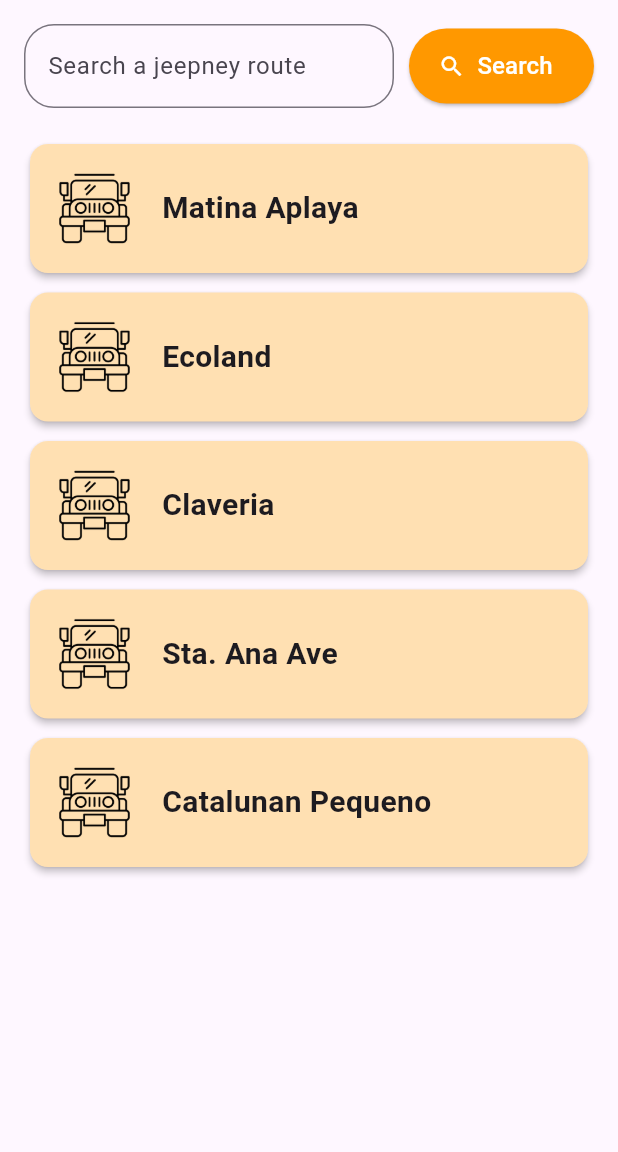
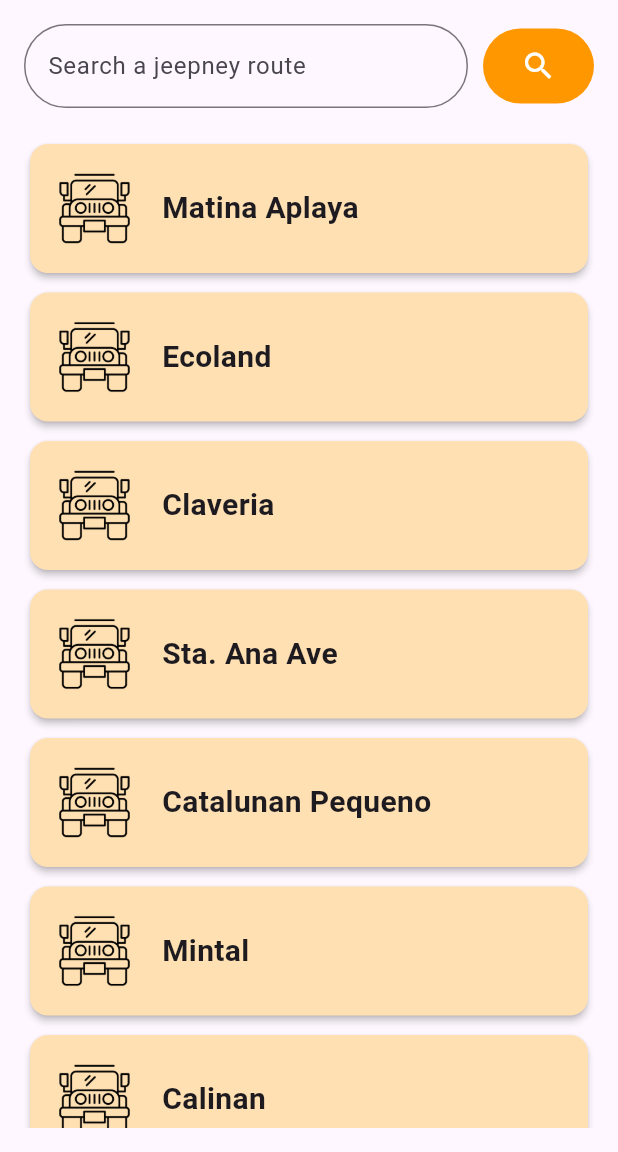
Before and after one commit to ZyroGlitch/KOMYUT, a Flutter app: the HomePage screen opened directly, on a phone screen of 412 x 824 dp, the part 84-1236 px from its top. Run offline on Flutter 3.47's test engine with Material 3 defaults, Android fonts, the phone set to English and light mode, and no system bars; our stand-ins replace file_picker, geolocator, google_maps_flutter, quickalert.

Commit message:
Komyut APK Prototype Complete

```diff
--- a/lib/components/route_card.dart
+++ b/lib/components/route_card.dart
@@ -9,9 +9,10 @@ class RouteCard extends StatelessWidget {
     required this.routeName,
     required this.routeDirection,
     required this.jeepneys,
+    required this.fare,
   });
 
-  final String routeName;
+  final String routeName, fare;
   final LatLng routeDirection;
   final List<LatLng> jeepneys;
 
@@ -25,6 +26,7 @@ class RouteCard extends StatelessWidget {
               destinationName: routeName,
               direction: routeDirection,
               jeepneys: jeepneys,
+              fare: fare,
             ),
           ),
         );
--- a/lib/main.dart
+++ b/lib/main.dart
@@ -1,5 +1,11 @@
 import 'package:flutter/material.dart';
 import 'package:komyut/landing.dart';
+import 'package:komyut/pages/home_page.dart';
+import 'package:komyut/pages/redeemPoints_page.dart';
+import 'package:komyut/profilePage_section/edit_page.dart';
+import 'package:komyut/report_issue_page/view_report.dart';
+import 'package:komyut/route_page/googleMap_screen.dart';
+import 'package:komyut/route_page/route_content.dart';
 
 void main() {
   runApp(const MyApp());
--- a/lib/pages/home_page.dart
+++ b/lib/pages/home_page.dart
@@ -50,12 +50,12 @@ class _HomePageState extends State<HomePage> {
                 Row(
                   children: [
                     Expanded(
-                      flex: 2,
+                      flex: 4,
                       child: TextField(
                         controller: searchtxt,
                         decoration: InputDecoration(
                           border: OutlineInputBorder(
-                            borderRadius: BorderRadius.circular(20),
+                            borderRadius: BorderRadius.circular(100),
                           ),
                           hintText: 'Search a jeepney route',
                         ),
@@ -63,20 +63,29 @@ class _HomePageState extends State<HomePage> {
                     ),
                     const SizedBox(width: 10),
                     Expanded(
-                      child: ElevatedButton.icon(
+                      child: IconButton(
                         onPressed: () {},
-                        label: Text(
-                          'Search',
-                          style: TextStyle(fontSize: 16),
-                        ),
                         icon: Icon(Icons.search),
-                        style: ElevatedButton.styleFrom(
+                        style: IconButton.styleFrom(
                           backgroundColor: Colors.orange,
                           foregroundColor: Colors.white,
                           fixedSize: Size(150, 50),
                         ),
                       ),
                     ),
+                    // ElevatedButton.icon(
+                    //   onPressed: () {},
+                    //   label: Text(
+                    //     'Search',
+                    //     style: TextStyle(fontSize: 13),
+                    //   ),
+                    //   icon: Icon(Icons.search),
+                    //   style: ElevatedButton.styleFrom(
+                    //     backgroundColor: Colors.orange,
+                    //     foregroundColor: Colors.white,
+                    //     fixedSize: Size(150, 50),
+                    //   ),
+                    // ),
                   ],
                 ),
                 // Route Suggestions
@@ -84,27 +93,36 @@ class _HomePageState extends State<HomePage> {
                 RouteCard(
                   routeName: 'Matina Aplaya',
                   routeDirection: LatLng(7.0428252846035075, 125.5819558635912),
+                  fare: '13',
                   jeepneys: [
                     LatLng(7.06327477333032, 125.5989188107519),
                     LatLng(7.067552404416505, 125.6021786429538),
+                    LatLng(7.0627546602066085, 125.59700467931148),
+                    LatLng(7.063532187465152, 125.60072093703862),
                   ],
                 ),
                 SizedBox(height: 5),
                 RouteCard(
                   routeName: 'Ecoland',
                   routeDirection: LatLng(7.048872894241014, 125.59570547420532),
+                  fare: '13',
                   jeepneys: [
                     LatLng(7.06327477333032, 125.5989188107519),
                     LatLng(7.067552404416505, 125.6021786429538),
+                    LatLng(7.0627546602066085, 125.59700467931148),
+                    LatLng(7.063532187465152, 125.60072093703862),
                   ],
                 ),
                 SizedBox(height: 5),
                 RouteCard(
                   routeName: 'Claveria',
                   routeDirection: LatLng(7.070159357988616, 125.6114712519623),
+                  fare: '13',
                   jeepneys: [
                     LatLng(7.06327477333032, 125.5989188107519),
                     LatLng(7.067552404416505, 125.6021786429538),
+                    LatLng(7.0627546602066085, 125.59700467931148),
+                    LatLng(7.063532187465152, 125.60072093703862),
                   ],
                 ),
                 SizedBox(height: 5),
@@ -112,21 +130,51 @@ class _HomePageState extends State<HomePage> {
                   routeName: 'Sta. Ana Ave',
                   routeDirection:
                       LatLng(7.0772005174468475, 125.61956608079798),
+                  fare: '13',
                   jeepneys: [
                     LatLng(7.06327477333032, 125.5989188107519),
                     LatLng(7.067552404416505, 125.6021786429538),
+                    LatLng(7.0627546602066085, 125.59700467931148),
+                    LatLng(7.063532187465152, 125.60072093703862),
                   ],
                 ),
                 SizedBox(height: 5),
                 RouteCard(
                   routeName: 'Catalunan Pequeno',
                   routeDirection: LatLng(7.073299197794062, 125.52324846552237),
+                  fare: '20',
                   jeepneys: [
                     LatLng(7.06327477333032, 125.5989188107519),
                     LatLng(7.067552404416505, 125.6021786429538),
+                    LatLng(7.0627546602066085, 125.59700467931148),
+                    LatLng(7.063532187465152, 125.60072093703862),
                   ],
                 ),
                 SizedBox(height: 5),
+                RouteCard(
+                  routeName: 'Mintal',
+                  routeDirection:
+                      LatLng(7.0918231601410415, 125.49458852089336),
+                  fare: '20',
+                  jeepneys: [
+                    LatLng(7.06327477333032, 125.5989188107519),
+                    LatLng(7.067552404416505, 125.6021786429538),
+                    LatLng(7.0627546602066085, 125.59700467931148),
+                    LatLng(7.063532187465152, 125.60072093703862),
+                  ],
+                ),
+                SizedBox(height: 5),
+                RouteCard(
+                  routeName: 'Calinan',
+                  routeDirection: LatLng(7.190869661111901, 125.4552095279781),
+                  fare: '30',
+                  jeepneys: [
+                    LatLng(7.06327477333032, 125.5989188107519),
+                    LatLng(7.067552404416505, 125.6021786429538),
+                    LatLng(7.0627546602066085, 125.59700467931148),
+                    LatLng(7.063532187465152, 125.60072093703862),
+                  ],
+                ),
               ],
             ),
           ],
--- a/lib/profilePage_section/edit_page.dart
+++ b/lib/profilePage_section/edit_page.dart
@@ -326,10 +326,10 @@ class _EditPageState extends State<EditPage> {
       child: CircleAvatar(
         backgroundColor:
             selectedProfile == profileId ? Colors.orange : Colors.white,
-        radius: 45,
+        radius: 37,
         child: CircleAvatar(
           backgroundImage: AssetImage(asset),
-          radius: 40,
+          radius: 32,
         ),
       ),
     );
--- a/lib/register_page.dart
+++ b/lib/register_page.dart
@@ -30,8 +30,8 @@ class _RegisterPageState extends State<RegisterPage> {
               children: [
                 Image.asset(
                   'images/komyut_logo.png',
-                  width: 250,
-                  height: 250,
+                  width: 210,
+                  height: 210,
                   fit: BoxFit.cover,
                 ),
                 SizedBox(height: 16),
--- a/lib/report_issue_page/view_report.dart
+++ b/lib/report_issue_page/view_report.dart
@@ -20,12 +20,12 @@ class _ViewReportState extends State<ViewReport> {
           mainAxisAlignment: MainAxisAlignment.spaceBetween,
           children: [
             Text('View Report'),
-            OutlinedButton.icon(
+            OutlinedButton(
               onPressed: () {},
-              icon: Icon(Icons.check),
-              label: Text('Mark as Read'),
+              child: Text('Mark as Read'),
               style: OutlinedButton.styleFrom(
                 foregroundColor: Colors.white,
+                fixedSize: Size(140, 40),
               ),
             ),
           ],
```
Also changed, not shown: lib/pages/redeemPoints_page.dart (+20 -13 lines), lib/route_page/googleMap_screen.dart (+16 -9 lines).
